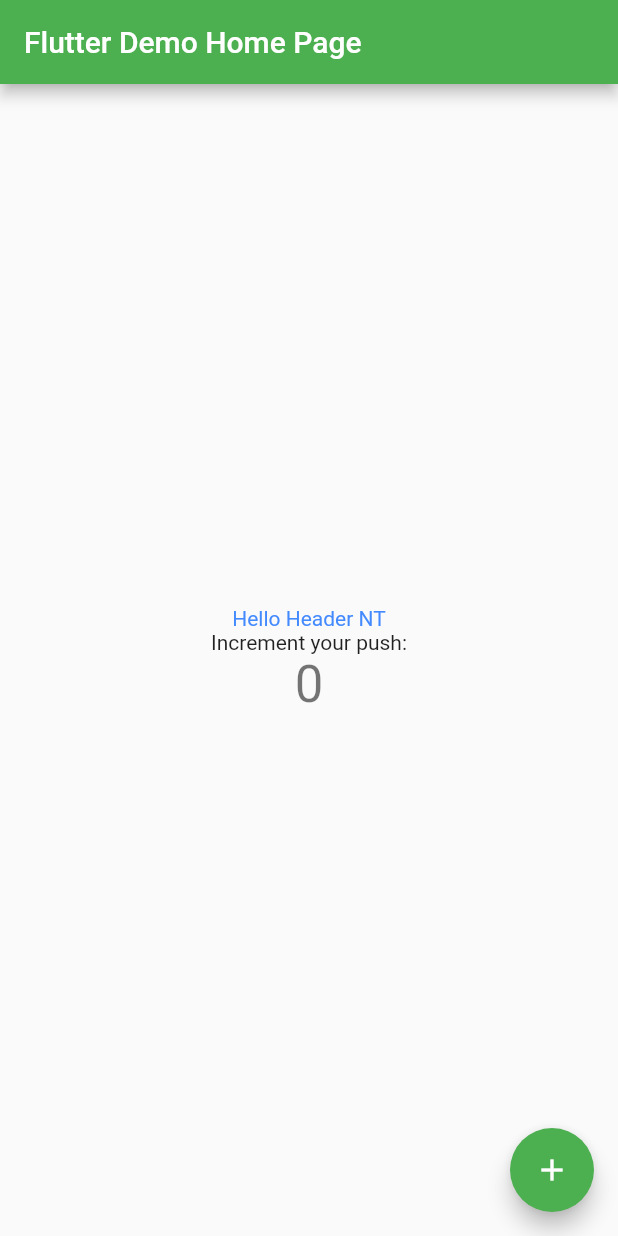
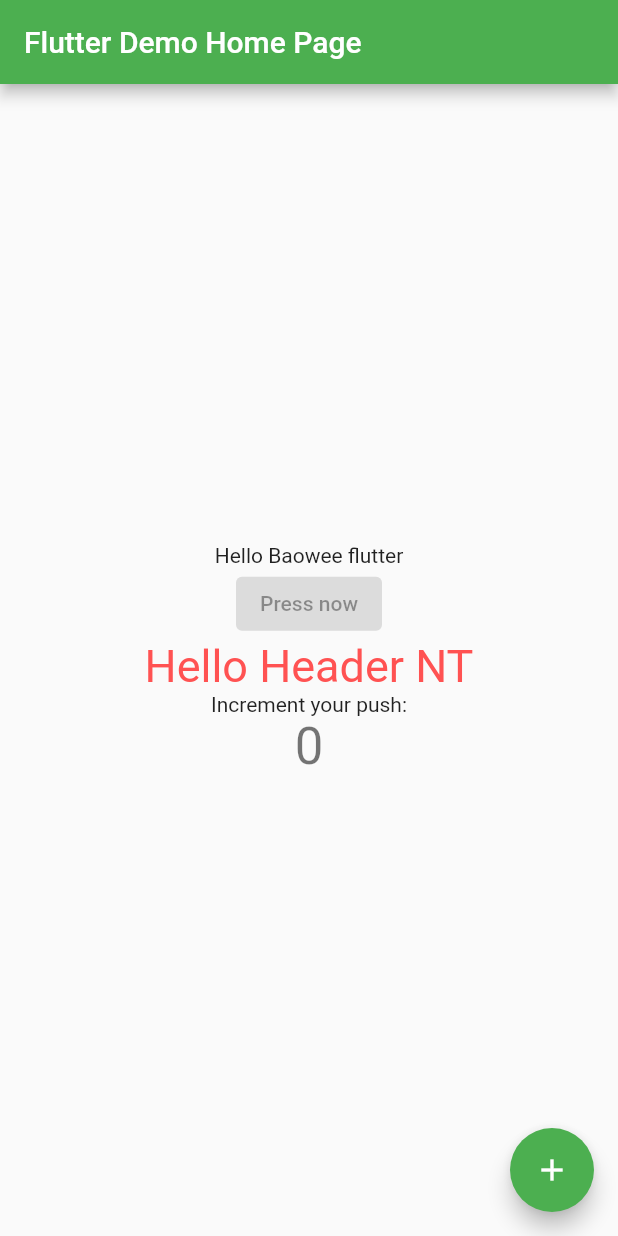
Before and after one commit to bweerasakoutlook/baoweeapp, a Flutter app: the screen it shows after launch, on a phone screen of 412 x 824 dp. Run offline on Flutter 3.47's test engine with Material 2 defaults, Android fonts, the phone set to English and light mode, and no system bars.

Commit message:
add elevated button

```diff
--- a/lib/pages/home_page.dart
+++ b/lib/pages/home_page.dart
@@ -12,6 +12,7 @@ class MyHomePage extends StatefulWidget {
 
 class _MyHomePageState extends State<MyHomePage> {
   int _counter = 0;
+  String title = 'Baowee flutter';
 
   void _incrementCounter() {
     setState(() {
@@ -29,6 +30,8 @@ class _MyHomePageState extends State<MyHomePage> {
         child: Column(
           mainAxisAlignment: MainAxisAlignment.center,
           children: <Widget>[
+            Text('Hello $title'),
+            const ElevatedButton(onPressed: null, child: Text('Press now')),
             const Header(),
             const Text(
               'Increment your push:',
--- a/lib/widgets/header.dart
+++ b/lib/widgets/header.dart
@@ -7,7 +7,7 @@ class Header extends StatelessWidget {
   Widget build(BuildContext context) {
     return const Text(
       'Hello Header NT',
-      style: TextStyle(color: Colors.blueAccent),
+      style: TextStyle(color: Colors.redAccent, fontSize: 30),
     );
   }
 }
```
